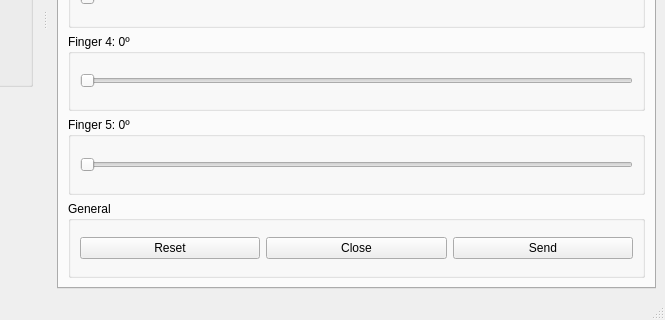
First picture: the form in python-real-time-application/views/layouts/base_project_main.ui, repository italogsfernandes/hand, before the edit; both pictures show x 127 to 792 and y 280 to 600 of the 792 by 600 pixel window.
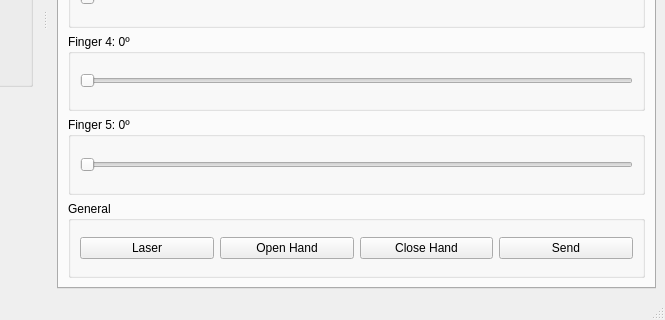
Second picture: the form after the edit.

The edit to the form file:
```diff
--- a/python-real-time-application/views/layouts/base_project_main.ui
+++ b/python-real-time-application/views/layouts/base_project_main.ui
@@ -321,17 +321,24 @@
                <string>General</string>
               </property>
               <layout class="QHBoxLayout" name="horizontalLayout_10">
+               <item>
+                <widget class="QPushButton" name="btn_laser">
+                 <property name="text">
+                  <string>Laser</string>
+                 </property>
+                </widget>
+               </item>
                <item>
                 <widget class="QPushButton" name="btn_reset_position">
                  <property name="text">
-                  <string>Reset</string>
+                  <string>Open Hand</string>
                  </property>
                 </widget>
                </item>
                <item>
                 <widget class="QPushButton" name="btn_close_position">
                  <property name="text">
-                  <string>Close</string>
+                  <string>Close Hand</string>
                  </property>
                 </widget>
                </item>
```
